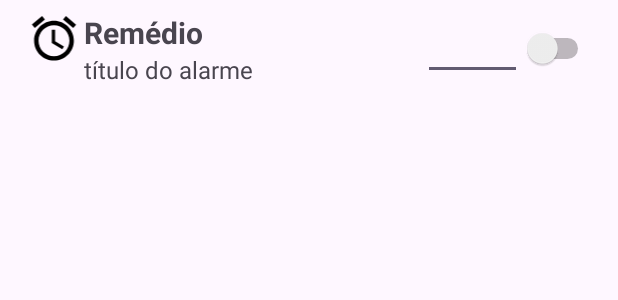
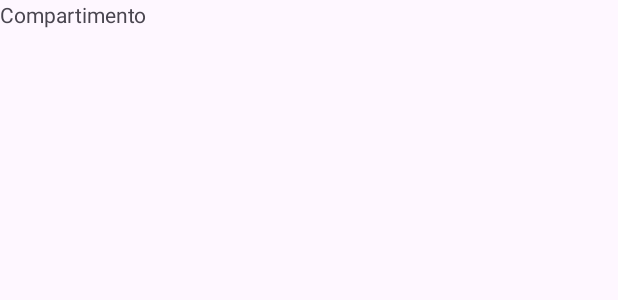
Before and after one commit to larissa-bianca/projetoIntegrador, an Android app: the layout item_list.xml on its own in the app's theme, with its tools: preview values and no code run, on a phone screen of 412 x 824 dp. Shown: the top 300 px of the screen. Run offline under Robolectric (Android 15) with nearby library versions, the phone set to English and light mode, and no system bars.

Commit message:
atualizado 14/06

```diff
--- a/app/src/main/java/queiroz/larissa/projetointegrador/activity/NewItemActivity.java
+++ b/app/src/main/java/queiroz/larissa/projetointegrador/activity/NewItemActivity.java
@@ -34,16 +34,16 @@ public class NewItemActivity extends AppCompatActivity {
         btnAddItem.setOnClickListener(new View.OnClickListener() {
             @Override
             public void onClick(View v) {
-                EditText etTitle = findViewById(R.id.etTitle);
-                String title = etTitle.getText().toString();
-                if (title.isEmpty()){
-                    Toast.makeText(NewItemActivity.this,"É necessário inserir um título", Toast.LENGTH_LONG).show();
-                    return;
-                }
                 EditText etName = findViewById(R.id.etNome);
                 String name = etName.getText().toString();
                 if (name.isEmpty()){
                     Toast.makeText(NewItemActivity.this,"É necessário inserir o nome do remédio", Toast.LENGTH_LONG).show();
+                    return;
+                }
+                EditText etQtd = findViewById(R.id.etQtd);
+                String qtd = etQtd.getText().toString();
+                if (qtd.isEmpty()){
+                    Toast.makeText(NewItemActivity.this,"É necessário inserir a quantidade de remédios", Toast.LENGTH_LONG).show();
                     return;
                 }
                 EditText etDesc = findViewById(R.id.etDesc);
@@ -52,18 +52,6 @@ public class NewItemActivity extends AppCompatActivity {
                     Toast.makeText(NewItemActivity.this,"É necessário inserir uma descrição", Toast.LENGTH_LONG).show();
                     return;
                 }
-                EditText etQtd = findViewById(R.id.etQtd);
-                String qtd = etQtd.getText().toString();
-                if (qtd.isEmpty()){
-                    Toast.makeText(NewItemActivity.this,"É necessário inserir a quantidade de remédios", Toast.LENGTH_LONG).show();
-                    return;
-                }
-                EditText etVencim = findViewById(R.id.etVencim);
-                String vencim = etVencim.getText().toString();
-                if (vencim.isEmpty()){
-                    Toast.makeText(NewItemActivity.this,"É necessário inserir o vencimento do remédio", Toast.LENGTH_LONG).show();
-                    return;
-                }
             }
         });
     }
--- a/app/src/main/res/layout/activity_main.xml
+++ b/app/src/main/res/layout/activity_main.xml
@@ -20,16 +20,6 @@
             app:layout_constraintStart_toStartOf="parent"
             app:layout_constraintTop_toTopOf="parent" />
 
-        <com.google.android.material.floatingactionbutton.FloatingActionButton
-            android:id="@+id/fabAddNewAlarm"
-            android:layout_width="wrap_content"
-            android:layout_height="wrap_content"
-            android:layout_marginEnd="16dp"
-            android:layout_marginBottom="16dp"
-            android:clickable="true"
-            app:layout_constraintBottom_toBottomOf="parent"
-            app:layout_constraintEnd_toEndOf="parent"
-            app:srcCompat="@android:drawable/ic_menu_add" />
     </androidx.constraintlayout.widget.ConstraintLayout>
 
 </LinearLayout>
--- a/app/src/main/res/layout/activity_new_item.xml
+++ b/app/src/main/res/layout/activity_new_item.xml
@@ -195,6 +195,7 @@
         android:layout_marginEnd="8dp"
         android:layout_marginBottom="8dp"
         android:ems="10"
+        android:gravity="top"
         android:hint="descrição"
         android:inputType="text|textMultiLine"
         app:layout_constraintBottom_toTopOf="@+id/btnAddItem"
--- a/app/src/main/res/layout/item_list.xml
+++ b/app/src/main/res/layout/item_list.xml
@@ -5,65 +5,11 @@
     android:layout_width="match_parent"
     android:layout_height="match_parent">
 
-    <LinearLayout
-        android:layout_width="0dp"
+    <TextView
+        android:id="@+id/tvCaixa"
+        android:layout_width="wrap_content"
         android:layout_height="wrap_content"
-        android:layout_marginStart="16dp"
-        android:layout_marginTop="8dp"
-        android:layout_marginEnd="16dp"
-        android:orientation="horizontal"
-        app:layout_constraintEnd_toEndOf="parent"
-        app:layout_constraintStart_toStartOf="parent"
-        app:layout_constraintTop_toTopOf="parent">
-
-        <ImageView
-            android:id="@+id/imageView4"
-            android:layout_width="93dp"
-            android:layout_height="35dp"
-            android:layout_weight="1"
-            app:srcCompat="@drawable/baseline_access_alarm_24" />
-
-        <LinearLayout
-            android:layout_width="280dp"
-            android:layout_height="match_parent"
-            android:layout_weight="1"
-            android:orientation="vertical">
-
-            <TextView
-                android:id="@+id/tvNome"
-                android:layout_width="match_parent"
-                android:layout_height="wrap_content"
-                android:text="Remédio"
-                android:textSize="20sp"
-                android:textStyle="bold" />
-
-            <TextView
-                android:id="@+id/tvTitle"
-                android:layout_width="match_parent"
-                android:layout_height="wrap_content"
-                android:text="título do alarme"
-                android:textSize="16sp" />
-
-            <TextView
-                android:id="@+id/tvDays"
-                android:layout_width="match_parent"
-                android:layout_height="wrap_content"
-                android:hint="dias da semana " />
-        </LinearLayout>
-
-        <EditText
-            android:id="@+id/etTime"
-            android:layout_width="120dp"
-            android:layout_height="wrap_content"
-            android:layout_weight="1"
-            android:ems="10"
-            android:inputType="time" />
-
-        <Switch
-            android:id="@+id/switch1"
-            android:layout_width="wrap_content"
-            android:layout_height="44dp" />
-
-    </LinearLayout>
-
+        android:text="Compartimento"
+        tools:layout_editor_absoluteX="30dp"
+        tools:layout_editor_absoluteY="30dp" />
 </androidx.constraintlayout.widget.ConstraintLayout>
```
